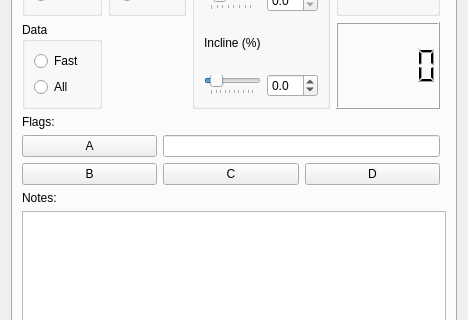
Qt form ui/w_usertesting.ui (johnbatzer18/biomech_flexsea-plan) before a commit; both pictures show x 0 to 468 and y 169 to 489 of the 468 by 640 pixel window.
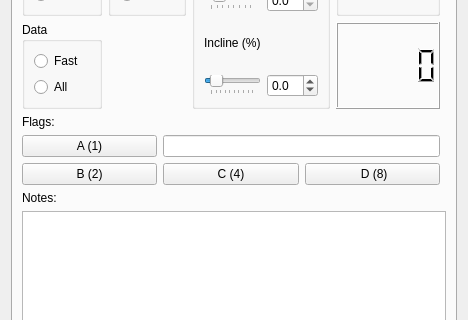
The same form after that commit. The open tabs and pages were chosen to show the change.

Commit message: UT Bug fix: fixed circular flag bug that was causing double writing

The edit to the form file:
```diff
--- a/ui/w_usertesting.ui
+++ b/ui/w_usertesting.ui
@@ -563,28 +563,28 @@
          <item row="0" column="0">
           <widget class="QPushButton" name="pushButtonFlagA">
            <property name="text">
-            <string>A</string>
+            <string>A (1)</string>
            </property>
           </widget>
          </item>
          <item row="1" column="1">
           <widget class="QPushButton" name="pushButtonFlagC">
            <property name="text">
-            <string>C</string>
+            <string>C (4)</string>
            </property>
           </widget>
          </item>
          <item row="1" column="0">
           <widget class="QPushButton" name="pushButtonFlagB">
            <property name="text">
-            <string>B</string>
+            <string>B (2)</string>
            </property>
           </widget>
          </item>
          <item row="1" column="2">
           <widget class="QPushButton" name="pushButtonFlagD">
            <property name="text">
-            <string>D</string>
+            <string> D (8)</string>
            </property>
           </widget>
          </item>
```
Left out of the diff: 2 changed lines with no effect on the pictures. The commit also changes 2 other files.
